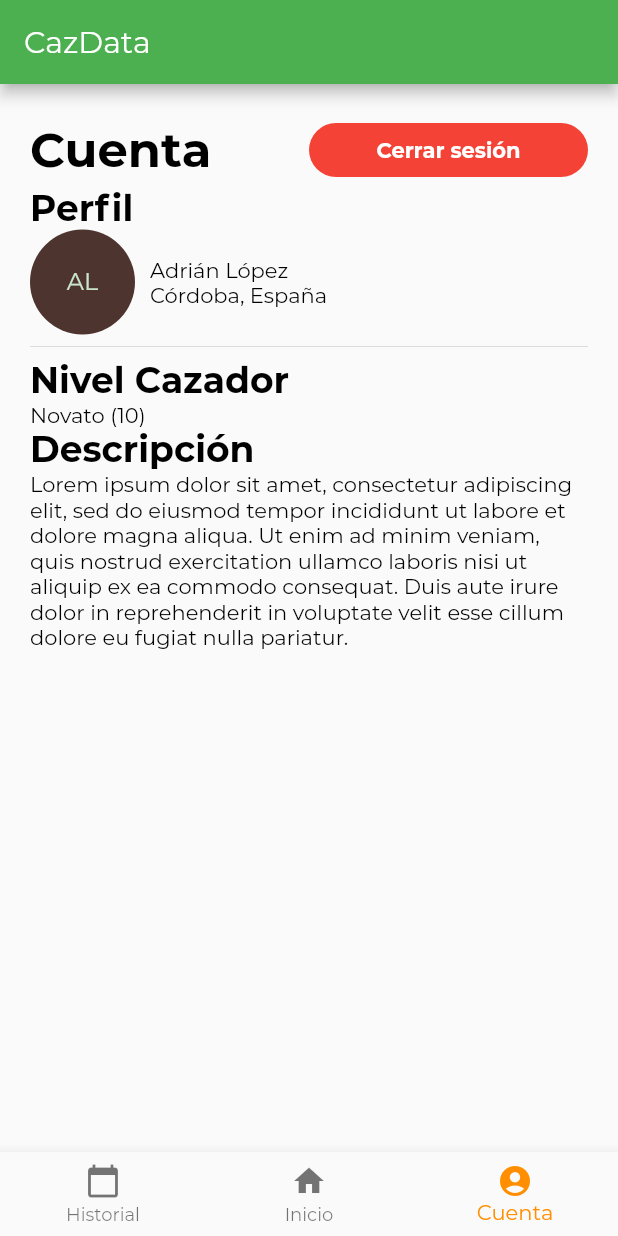
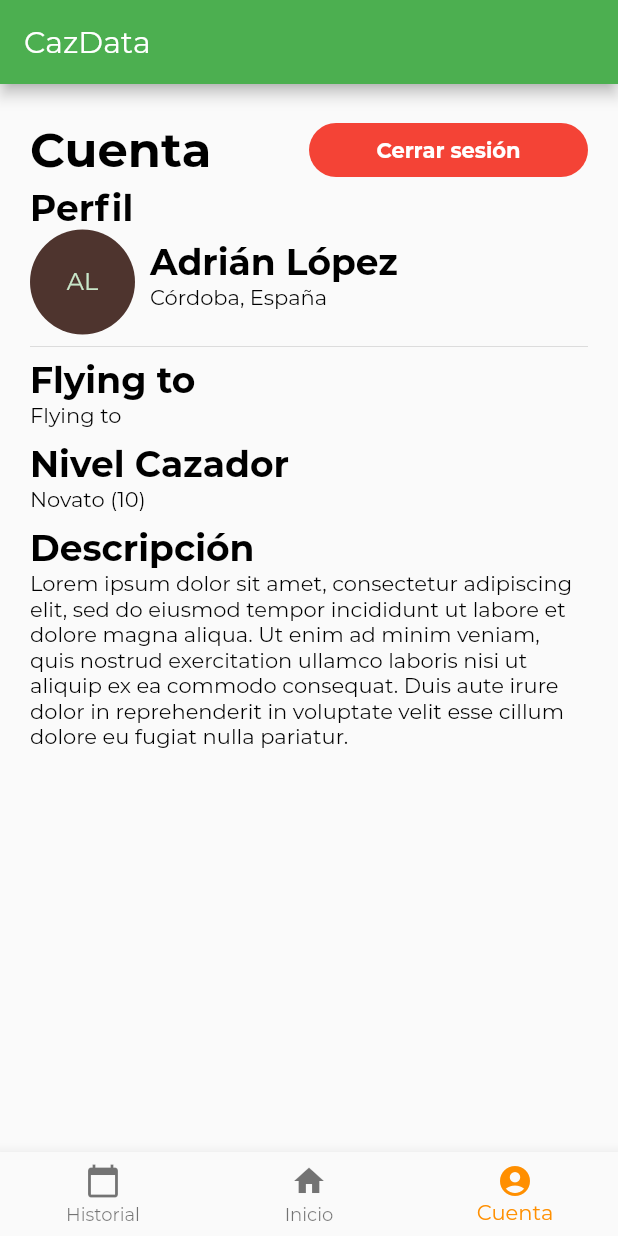
Before and after one commit to aulasoftwarelibre/cazdata-frontend, a Flutter app: the screen it shows after launch, on a phone screen of 412 x 824 dp. Run offline on Flutter 3.47's test engine with Material 2 defaults, Android fonts, the phone set to English and light mode, and no system bars.

Commit message:
Making some reusable widgets

```diff
--- a/lib/main.dart
+++ b/lib/main.dart
@@ -84,63 +84,18 @@ class _MyHomePageState extends State<MyHomePage> {
                   'Perfil',
                   style: TextStyle(fontWeight: FontWeight.bold, fontSize: 24),
                 ),
-                Row(
-                  mainAxisAlignment: MainAxisAlignment.start,
-                  children: <Widget>[
-                    CircleAvatar(
-                      radius: 35,
-                      backgroundColor: Colors.brown.shade800,
-                      child: Text('AL'),
-                    ),
-                    Container(
-                        margin: const EdgeInsets.all(10),
-                        child: Text('Adrián López\nCórdoba, España')),
-                  ],
-                ),
+                ProfileWidget(
+                    name: 'Adrián López',
+                    location: 'Córdoba, España',
+                    profilePic: 'AL'),
                 Divider(),
-                RichText(
-                  text: TextSpan(
-                      style: DefaultTextStyle.of(context).style,
-                      children: <TextSpan>[
-                        TextSpan(
-                            text: 'Nivel Cazador\n',
-                            style: TextStyle(
-                              fontFamily: 'Montserrat',
-                              color: Colors.black,
-                              fontSize: 24.0,
-                              fontWeight: FontWeight.bold,
-                              decoration: TextDecoration.none,
-                            )),
-                        TextSpan(
-                            text: 'Novato (10)\n',
-                            style: TextStyle(
-                              fontFamily: 'Montserrat',
-                              color: Colors.black,
-                              fontSize: 14.0,
-                              fontWeight: FontWeight.normal,
-                              decoration: TextDecoration.none,
-                            )),
-                        TextSpan(
-                            text: 'Descripción\n',
-                            style: TextStyle(
-                              fontFamily: 'Montserrat',
-                              color: Colors.black,
-                              fontSize: 24.0,
-                              fontWeight: FontWeight.bold,
-                              decoration: TextDecoration.none,
-                            )),
-                        TextSpan(
-                            text:
-                                'Lorem ipsum dolor sit amet, consectetur adipiscing elit, sed do eiusmod tempor incididunt ut labore et dolore magna aliqua. Ut enim ad minim veniam, quis nostrud exercitation ullamco laboris nisi ut aliquip ex ea commodo consequat. Duis aute irure dolor in reprehenderit in voluptate velit esse cillum dolore eu fugiat nulla pariatur.',
-                            style: TextStyle(
-                              fontFamily: 'Montserrat',
-                              color: Colors.black,
-                              fontSize: 14.0,
-                              fontWeight: FontWeight.normal,
-                              decoration: TextDecoration.none,
-                            )),
-                      ]),
-                ),
+                TextFieldWidget(header: 'Flying to', content: 'Flying to'),
+                TextFieldWidget(
+                    header: 'Nivel Cazador', content: 'Novato (10)'),
+                TextFieldWidget(
+                    header: 'Descripción',
+                    content:
+                        'Lorem ipsum dolor sit amet, consectetur adipiscing elit, sed do eiusmod tempor incididunt ut labore et dolore magna aliqua. Ut enim ad minim veniam, quis nostrud exercitation ullamco laboris nisi ut aliquip ex ea commodo consequat. Duis aute irure dolor in reprehenderit in voluptate velit esse cillum dolore eu fugiat nulla pariatur.'),
               ],
             ),
           ),
@@ -168,3 +123,69 @@ class _MyHomePageState extends State<MyHomePage> {
     );
   }
 }
+
+class ProfileWidget extends StatelessWidget {
+  const ProfileWidget({this.name, this.location, this.profilePic});
+
+  final String name;
+  final String location;
+  final String profilePic;
+
+  @override
+  Widget build(BuildContext context) {
+    return Container(
+      child: Row(
+        mainAxisAlignment: MainAxisAlignment.start,
+        children: <Widget>[
+          CircleAvatar(
+            radius: 35,
+            backgroundColor: Colors.brown.shade800,
+            child: Text(profilePic),
+          ),
+          Container(
+              margin: const EdgeInsets.only(left: 10),
+              child: TextFieldWidget(header: name, content: location)),
+        ],
+      ),
+    );
+  }
+}
+
+class TextFieldWidget extends StatelessWidget {
+  const TextFieldWidget({this.header, this.content});
+
+  final String header;
+  final String content;
+
+  @override
+  Widget build(BuildContext context) {
+    return Container(
+      margin: const EdgeInsets.only(bottom: 10),
+      child: RichText(
+        text: TextSpan(
+            style: DefaultTextStyle.of(context).style,
+            children: <TextSpan>[
+              TextSpan(
+                  text: header,
+                  style: TextStyle(
+                    fontFamily: 'Montserrat',
+                    color: Colors.black,
+                    fontSize: 24.0,
+                    fontWeight: FontWeight.bold,
+                    decoration: TextDecoration.none,
+                  )),
+              TextSpan(text: '\n'),
+              TextSpan(
+                  text: content,
+                  style: TextStyle(
+                    fontFamily: 'Montserrat',
+                    color: Colors.black,
+                    fontSize: 14.0,
+                    fontWeight: FontWeight.normal,
+                    decoration: TextDecoration.none,
+                  )),
+            ]),
+      ),
+    );
+  }
+}
--- a/pubspec.yaml
+++ b/pubspec.yaml
@@ -43,6 +43,8 @@ flutter:
             style: italic
           - asset: assets/fonts/Montserrat-Bold.ttf
             weight: 800
+  assets:
+    - assets/images/
 
   # The following line ensures that the Material Icons font is
   # included with your application, so that you can use the icons in
```
